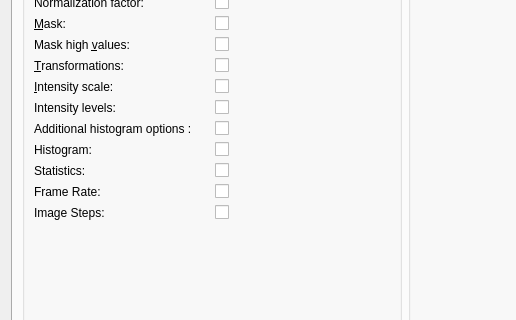
This is lavuelib/ui/ConfigDialog.ui in syncope/lavue as Qt 5 draws it before an edit; both pictures show x 0 to 516 and y 206 to 526 of the 1196 by 776 pixel window. The edited form follows.
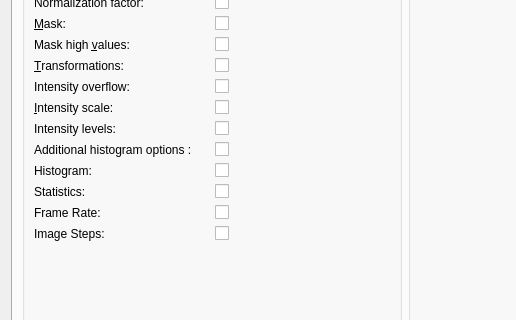
This is the edited form. The open tabs and pages were chosen to show the change.

Commit message:
Issue 686: add an overflow value widget (#689)
* set the hidra log level from the lavue log level

* update changelog

* apply pep8

* add overflow value widget

* add tests

* update help

* update doc config

Patch:
```diff
--- a/lavuelib/ui/ConfigDialog.ui
+++ b/lavuelib/ui/ConfigDialog.ui
@@ -1180,7 +1180,7 @@
             </item>
             <item row="0" column="0">
              <layout class="QGridLayout" name="viewGridLayout">
-              <item row="18" column="0">
+              <item row="19" column="0">
                <widget class="QLabel" name="showstepsLabel">
                 <property name="toolTip">
                  <string>&lt;html&gt;&lt;head/&gt;&lt;body&gt;&lt;p&gt;show image steps widgets&lt;/p&gt;&lt;/body&gt;&lt;/html&gt;</string>
@@ -1193,7 +1193,7 @@
                 </property>
                </widget>
               </item>
-              <item row="16" column="0">
+              <item row="17" column="0">
                <widget class="QLabel" name="showstatsLabel">
                 <property name="toolTip">
                  <string>&lt;html&gt;&lt;head/&gt;&lt;body&gt;&lt;p&gt;show widgets with statistics values&lt;/p&gt;&lt;/body&gt;&lt;/html&gt;</string>
@@ -1232,7 +1232,7 @@
                 </property>
                </widget>
               </item>
-              <item row="12" column="0">
+              <item row="13" column="0">
                <widget class="QLabel" name="showscaleLabel">
                 <property name="toolTip">
                  <string>show widgets to select the image intensity scale</string>
@@ -1245,7 +1245,7 @@
                 </property>
                </widget>
               </item>
-              <item row="15" column="1">
+              <item row="16" column="1">
                <widget class="QCheckBox" name="showhistoCheckBox">
                 <property name="toolTip">
                  <string>show histogram to set range and color distribution</string>
@@ -1255,7 +1255,7 @@
                 </property>
                </widget>
               </item>
-              <item row="17" column="1">
+              <item row="18" column="1">
                <widget class="QCheckBox" name="showframerateCheckBox">
                 <property name="toolTip">
                  <string>&lt;html&gt;&lt;head/&gt;&lt;body&gt;&lt;p&gt;show widgets to view frame rate in Hz&lt;/p&gt;&lt;/body&gt;&lt;/html&gt;</string>
@@ -1275,7 +1275,7 @@
                 </property>
                </widget>
               </item>
-              <item row="16" column="1">
+              <item row="17" column="1">
                <widget class="QCheckBox" name="showstatsCheckBox">
                 <property name="toolTip">
                  <string>&lt;html&gt;&lt;head/&gt;&lt;body&gt;&lt;p&gt;show widgets with statistics values&lt;/p&gt;&lt;/body&gt;&lt;/html&gt;</string>
@@ -1285,7 +1285,7 @@
                 </property>
                </widget>
               </item>
-              <item row="13" column="0">
+              <item row="14" column="0">
                <widget class="QLabel" name="showlevelsLabel">
                 <property name="toolTip">
                  <string>show widgets to select the image intensity levels</string>
@@ -1298,7 +1298,7 @@
                 </property>
                </widget>
               </item>
-              <item row="12" column="1">
+              <item row="13" column="1">
                <widget class="QCheckBox" name="showscaleCheckBox">
                 <property name="toolTip">
                  <string>show widgets to select the image intensity scale</string>
@@ -1308,7 +1308,7 @@
                 </property>
                </widget>
               </item>
-              <item row="14" column="1">
+              <item row="15" column="1">
                <widget class="QCheckBox" name="showaddhistoCheckBox">
                 <property name="toolTip">
                  <string>&lt;html&gt;&lt;head/&gt;&lt;body&gt;&lt;p&gt;show additional histogram options like image data step and bin edges algorithm&lt;/p&gt;&lt;/body&gt;&lt;/html&gt;</string>
@@ -1318,7 +1318,7 @@
                 </property>
                </widget>
               </item>
-              <item row="15" column="0">
+              <item row="16" column="0">
                <widget class="QLabel" name="showhistoLabel">
                 <property name="toolTip">
                  <string>show histogram to set range and color distribution</string>
@@ -1331,14 +1331,14 @@
                 </property>
                </widget>
               </item>
-              <item row="13" column="1">
+              <item row="14" column="1">
                <widget class="QCheckBox" name="showlevelsCheckBox">
                 <property name="text">
                  <string/>
                 </property>
                </widget>
               </item>
-              <item row="14" column="0">
+              <item row="15" column="0">
                <widget class="QLabel" name="showaddhistoLabel">
                 <property name="toolTip">
                  <string>&lt;html&gt;&lt;head/&gt;&lt;body&gt;&lt;p&gt;show additional histogram options like image data step and bin edges algorithm&lt;/p&gt;&lt;/body&gt;&lt;/html&gt;</string>
@@ -1387,7 +1387,7 @@
                 </property>
                </widget>
               </item>
-              <item row="17" column="0">
+              <item row="18" column="0">
                <widget class="QLabel" name="showframerateLabel">
                 <property name="toolTip">
                  <string>&lt;html&gt;&lt;head/&gt;&lt;body&gt;&lt;p&gt;show widgets to view frame rate in Hz&lt;/p&gt;&lt;/body&gt;&lt;/html&gt;</string>
@@ -1489,7 +1489,7 @@
                 </property>
                </widget>
               </item>
-              <item row="18" column="1">
+              <item row="19" column="1">
                <widget class="QCheckBox" name="showstepsCheckBox">
                 <property name="toolTip">
                  <string>&lt;html&gt;&lt;head/&gt;&lt;body&gt;&lt;p&gt;show image steps widgets&lt;/p&gt;&lt;/body&gt;&lt;/html&gt;</string>
@@ -1568,6 +1568,29 @@
                 </property>
                </widget>
               </item>
+              <item row="12" column="0">
+               <widget class="QLabel" name="showoverflowLabel">
+                <property name="toolTip">
+                 <string>&lt;html&gt;&lt;head/&gt;&lt;body&gt;&lt;p&gt;show widgets to select the image intensity overflow&lt;/p&gt;&lt;/body&gt;&lt;/html&gt;</string>
+                </property>
+                <property name="text">
+                 <string>Intensity overflow:</string>
+                </property>
+                <property name="buddy">
+                 <cstring>showoverflowCheckBox</cstring>
+                </property>
+               </widget>
+              </item>
+              <item row="12" column="1">
+               <widget class="QCheckBox" name="showoverflowCheckBox">
+                <property name="toolTip">
+                 <string>&lt;html&gt;&lt;head/&gt;&lt;body&gt;&lt;p&gt;show widgets to select the image intensity overflow&lt;/p&gt;&lt;/body&gt;&lt;/html&gt;</string>
+                </property>
+                <property name="text">
+                 <string/>
+                </property>
+               </widget>
+              </item>
              </layout>
             </item>
            </layout>
```
Left out of the diff: 19 changed lines with no effect on the pictures. The commit also changes 137 other files.
